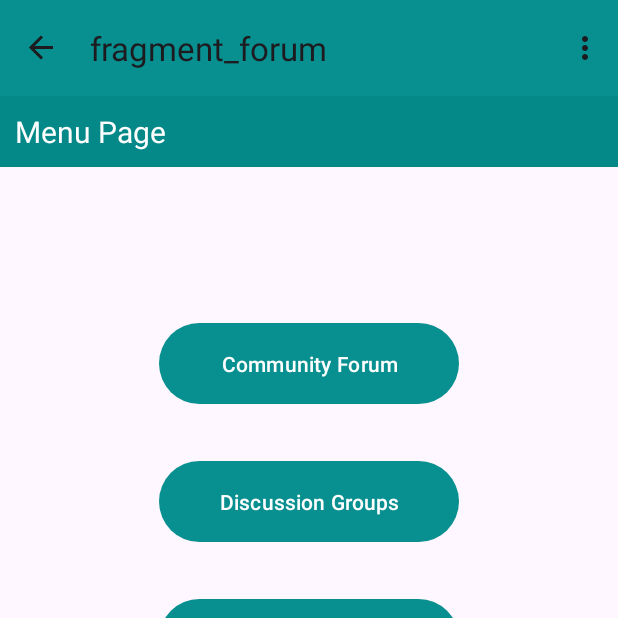
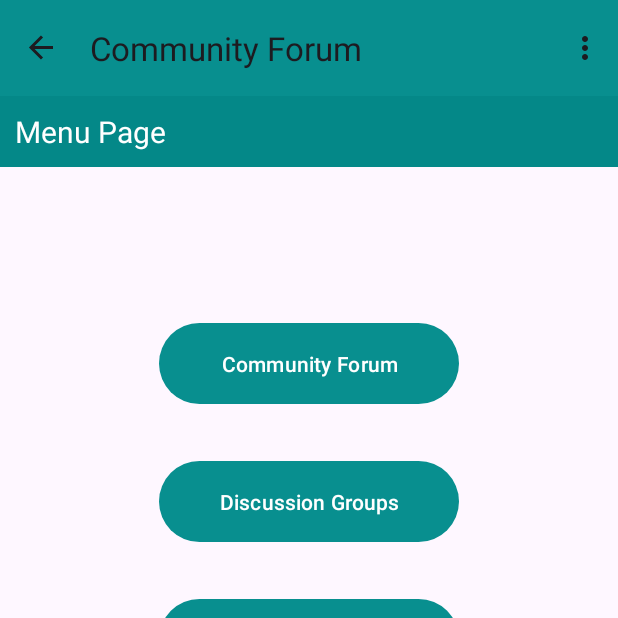
Before and after one commit to caileechang/drugrecoveryapps, an Android app: the ForumFragment screen opened through its navigation route, on a phone screen of 412 x 824 dp, the top half of it. Run offline under Robolectric (Android 15) with nearby library versions, the phone set to English and light mode, and no system bars; our stand-ins replace navigation-ui.

Commit message:
update fragment label

```diff
--- a/app/src/main/res/navigation/nav_fragment.xml
+++ b/app/src/main/res/navigation/nav_fragment.xml
@@ -8,27 +8,27 @@
     <fragment
         android:id="@+id/educationalContentFragment"
         android:name="com.example.drugrecoveryapp.EducationalContentFragment"
-        android:label="fragment_educational_content"
+        android:label="Education and Resources"
         tools:layout="@layout/fragment_educational_content" />
     <fragment
         android:id="@+id/forumFragment"
         android:name="com.example.drugrecoveryapp.ForumFragment"
-        android:label="fragment_forum"
+        android:label="Community Forum"
         tools:layout="@layout/fragment_forum" />
     <fragment
         android:id="@+id/reccoveryTrackFragment"
         android:name="com.example.drugrecoveryapp.ReccoveryTrackFragment"
-        android:label="fragment_reccovery_track"
+        android:label="Home"
         tools:layout="@layout/fragment_reccovery_track" />
     <fragment
         android:id="@+id/motivationFragment"
         android:name="com.example.drugrecoveryapp.MotivationFragment"
-        android:label="fragment_motivation"
+        android:label="Motivation Quotes"
         tools:layout="@layout/fragment_motivation" />
     <fragment
         android:id="@+id/personProfileFragment"
         android:name="com.example.drugrecoveryapp.PersonProfileFragment"
-        android:label="PersonProfileFragment" />
+        android:label="User Profile" />
 
     <activity
         tools:layout="@layout/activity_friend_list"
```
